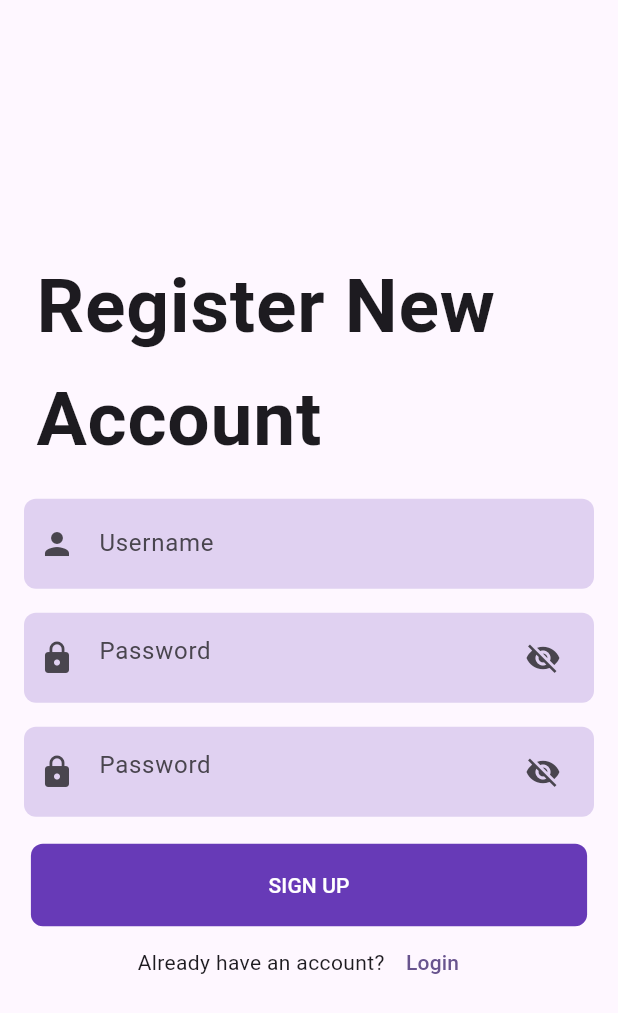
After one commit to lam4est/Music-App-Flutter, a Flutter app: the screen it shows after launch, after a tap on "LOGIN", after a tap on "SIGN UP", on a phone screen of 412 x 824 dp. The commit adds this screen. Shown: the top 1013 px of the screen. Run offline on Flutter 3.47's test engine with Material 3 defaults, Android fonts, the phone set to English and light mode, and no system bars.

Commit message:
add login & signup UI/UX (include validation)

```diff
--- /dev/null
+++ b/music_app_flutter/lib/authentication/login.dart
@@ -0,0 +1,179 @@
+import 'package:flutter/material.dart';
+import 'package:music_app_flutter/authentication/signup.dart';
+
+class LoginScreen extends StatefulWidget {
+  const LoginScreen({super.key});
+
+  @override
+  State<LoginScreen> createState() => _LoginScreenState();
+}
+
+class _LoginScreenState extends State<LoginScreen> {
+  //We need two text editing controller
+
+  //TextEditing controller to control the text when we enter into it
+  final username = TextEditingController();
+  final password = TextEditingController();
+
+  //A bool variable for show and hide password
+  bool isVisible = false;
+
+  //Here is our bool variable
+  bool isLoginTrue = false;
+
+  // final db = DatabaseHelper();
+
+  //Now we should call this function in login button
+  login() async {
+    // var response = await db
+    //     .login(Users(usrName: username.text, usrPassword: password.text));
+    // if (response == true) {
+    //   //If login is correct, then goto notes
+    //   if (!mounted) return;
+    //   Navigator.pushReplacement(
+    //       context, MaterialPageRoute(builder: (context) => const Notes()));
+    // } else {
+    //   //If not, true the bool value to show error message
+    //   setState(() {
+    //     isLoginTrue = true;
+    //   });
+    // }
+  }
+
+  //We have to create global key for our form
+  final formKey = GlobalKey<FormState>();
+  @override
+  Widget build(BuildContext context) {
+    return Scaffold(
+      body: Center(
+        child: SingleChildScrollView(
+          child: Padding(
+            padding: const EdgeInsets.all(10.0),
+            //We put all our textfield to a form to be controlled and not allow as empty
+            child: Form(
+              key: formKey,
+              child: Column(
+                children: [
+                  //Username field
+
+                  //Before we show the image, after we copied the image we need to define the location in pubspec.yaml
+                  Image.asset(
+                    "assets/logo1212.png",
+                    width: 210,
+                  ),
+                  const SizedBox(height: 15),
+                  Container(
+                    margin: const EdgeInsets.all(8),
+                    padding:
+                        const EdgeInsets.symmetric(horizontal: 10, vertical: 6),
+                    decoration: BoxDecoration(
+                        borderRadius: BorderRadius.circular(8),
+                        color: Colors.deepPurple.withOpacity(.2)),
+                    child: TextFormField(
+                      controller: username,
+                      validator: (value) {
+                        if (value!.isEmpty) {
+                          return "username is required";
+                        }
+                        return null;
+                      },
+                      decoration: const InputDecoration(
+                        icon: Icon(Icons.person),
+                        border: InputBorder.none,
+                        hintText: "Username",
+                      ),
+                    ),
+                  ),
+
+                  //Password field
+                  Container(
+                    margin: const EdgeInsets.all(8),
+                    padding:
+                        const EdgeInsets.symmetric(horizontal: 10, vertical: 6),
+                    decoration: BoxDecoration(
+                        borderRadius: BorderRadius.circular(8),
+                        color: Colors.deepPurple.withOpacity(.2)),
+                    child: TextFormField(
+                      controller: password,
+                      validator: (value) {
+                        if (value!.isEmpty) {
+                          return "password is required";
+                        }
+                        return null;
+                      },
+                      obscureText: !isVisible,
+                      decoration: InputDecoration(
+                          icon: const Icon(Icons.lock),
+                          border: InputBorder.none,
+                          hintText: "Password",
+                          suffixIcon: IconButton(
+                              onPressed: () {
+                                //In here we will create a click to show and hide the password a toggle button
+                                setState(() {
+                                  //toggle button
+                                  isVisible = !isVisible;
+                                });
+                              },
+                              icon: Icon(isVisible
+                                  ? Icons.visibility
+                                  : Icons.visibility_off))),
+                    ),
+                  ),
+
+                  const SizedBox(height: 10),
+                  //Login button
+                  Container(
+                    height: 55,
+                    width: MediaQuery.of(context).size.width * .9,
+                    decoration: BoxDecoration(
+                        borderRadius: BorderRadius.circular(8),
+                        color: Colors.deepPurple),
+                    child: TextButton(
+                        onPressed: () {
+                          if (formKey.currentState!.validate()) {
+                            //Login method will be here
+                            login();
+
+                            //Now we have a response from our sqlite method
+                            //We are going to create a user
+                          }
+                        },
+                        child: const Text(
+                          "LOGIN",
+                          style: TextStyle(color: Colors.white),
+                        )),
+                  ),
+
+                  //Sign up button
+                  Row(
+                    mainAxisAlignment: MainAxisAlignment.center,
+                    children: [
+                      const Text("Don't have an account?"),
+                      TextButton(
+                          onPressed: () {
+                            //Navigate to sign up
+                            Navigator.push(
+                                context,
+                                MaterialPageRoute(
+                                    builder: (context) => const SignUp()));
+                          },
+                          child: const Text("SIGN UP"))
+                    ],
+                  ),
+
+                  // We will disable this message in default, when user and pass is incorrect we will trigger this message to user
+                  isLoginTrue
+                      ? const Text(
+                          "Username or passowrd is incorrect",
+                          style: TextStyle(color: Colors.red),
+                        )
+                      : const SizedBox(),
+                ],
+              ),
+            ),
+          ),
+        ),
+      ),
+    );
+  }
+}
--- /dev/null
+++ b/music_app_flutter/lib/authentication/signup.dart
@@ -0,0 +1,199 @@
+import 'package:flutter/material.dart';
+import 'package:music_app_flutter/authentication/login.dart';
+
+class SignUp extends StatefulWidget {
+  const SignUp({super.key});
+
+  @override
+  State<SignUp> createState() => _SignUpState();
+}
+
+class _SignUpState extends State<SignUp> {
+  final username = TextEditingController();
+  final password = TextEditingController();
+  final confirmPassword = TextEditingController();
+
+  final formKey = GlobalKey<FormState>();
+
+  bool isVisible = false;
+
+  @override
+  Widget build(BuildContext context) {
+    return Scaffold(
+      //SingleChildScrollView to have an scrol in the screen
+      body: Center(
+        child: SingleChildScrollView(
+          child: Form(
+            key: formKey,
+            child: Padding(
+              padding: const EdgeInsets.all(8.0),
+              child: Column(
+                mainAxisAlignment: MainAxisAlignment.center,
+                children: [
+                  //We will copy the previous textfield we designed to avoid time consuming
+
+                  const ListTile(
+                    title: Text(
+                      "Register New Account",
+                      style:
+                          TextStyle(fontSize: 50, fontWeight: FontWeight.bold),
+                    ),
+                  ),
+
+                  //As we assigned our controller to the textformfields
+
+                  Container(
+                    margin: EdgeInsets.all(8),
+                    padding:
+                        const EdgeInsets.symmetric(horizontal: 10, vertical: 6),
+                    decoration: BoxDecoration(
+                        borderRadius: BorderRadius.circular(8),
+                        color: Colors.deepPurple.withOpacity(.2)),
+                    child: TextFormField(
+                      controller: username,
+                      validator: (value) {
+                        if (value!.isEmpty) {
+                          return "username is required";
+                        }
+                        return null;
+                      },
+                      decoration: const InputDecoration(
+                        icon: Icon(Icons.person),
+                        border: InputBorder.none,
+                        hintText: "Username",
+                      ),
+                    ),
+                  ),
+
+                  //Password field
+                  Container(
+                    margin: const EdgeInsets.all(8),
+                    padding:
+                        const EdgeInsets.symmetric(horizontal: 10, vertical: 6),
+                    decoration: BoxDecoration(
+                        borderRadius: BorderRadius.circular(8),
+                        color: Colors.deepPurple.withOpacity(.2)),
+                    child: TextFormField(
+                      controller: password,
+                      validator: (value) {
+                        if (value!.isEmpty) {
+                          return "password is required";
+                        }
+                        return null;
+                      },
+                      obscureText: !isVisible,
+                      decoration: InputDecoration(
+                          icon: const Icon(Icons.lock),
+                          border: InputBorder.none,
+                          hintText: "Password",
+                          suffixIcon: IconButton(
+                              onPressed: () {
+                                //In here we will create a click to show and hide the password a toggle button
+                                setState(() {
+                                  //toggle button
+                                  isVisible = !isVisible;
+                                });
+                              },
+                              icon: Icon(isVisible
+                                  ? Icons.visibility
+                                  : Icons.visibility_off))),
+                    ),
+                  ),
+
+                  //Confirm Password field
+                  // Now we check whether password matches or not
+                  Container(
+                    margin: const EdgeInsets.all(8),
+                    padding:
+                        const EdgeInsets.symmetric(horizontal: 10, vertical: 6),
+                    decoration: BoxDecoration(
+                        borderRadius: BorderRadius.circular(8),
+                        color: Colors.deepPurple.withOpacity(.2)),
+                    child: TextFormField(
+                      controller: confirmPassword,
+                      validator: (value) {
+                        if (value!.isEmpty) {
+                          return "password is required";
+                        } else if (password.text != confirmPassword.text) {
+                          return "Passwords don't match";
+                        }
+                        return null;
+                      },
+                      obscureText: !isVisible,
+                      decoration: InputDecoration(
+                          icon: const Icon(Icons.lock),
+                          border: InputBorder.none,
+                          hintText: "Password",
+                          suffixIcon: IconButton(
+                              onPressed: () {
+                                //In here we will create a click to show and hide the password a toggle button
+                                setState(() {
+                                  //toggle button
+                                  isVisible = !isVisible;
+                                });
+                              },
+                              icon: Icon(isVisible
+                                  ? Icons.visibility
+                                  : Icons.visibility_off))),
+                    ),
+                  ),
+
+                  const SizedBox(height: 10),
+                  //Login button
+                  Container(
+                    height: 55,
+                    width: MediaQuery.of(context).size.width * .9,
+                    decoration: BoxDecoration(
+                        borderRadius: BorderRadius.circular(8),
+                        color: Colors.deepPurple),
+                    child: TextButton(
+                        onPressed: () {
+                          // if (formKey.currentState!.validate()) {
+                          //   //Login method will be here
+
+                          //   final db = DatabaseHelper();
+                          //   db
+                          //       .signup(Users(
+                          //           usrName: username.text,
+                          //           usrPassword: password.text))
+                          //       .whenComplete(() {
+                          //     //After success user creation go to login screen
+                          //     Navigator.push(
+                          //         context,
+                          //         MaterialPageRoute(
+                          //             builder: (context) =>
+                          //                 const LoginScreen()));
+                          //   });
+                          // }
+                        },
+                        child: const Text(
+                          "SIGN UP",
+                          style: TextStyle(color: Colors.white),
+                        )),
+                  ),
+
+                  //Sign up button
+                  Row(
+                    mainAxisAlignment: MainAxisAlignment.center,
+                    children: [
+                      const Text("Already have an account?"),
+                      TextButton(
+                          onPressed: () {
+                            //Navigate to sign up
+                            Navigator.push(
+                                context,
+                                MaterialPageRoute(
+                                    builder: (context) => const LoginScreen()));
+                          },
+                          child: const Text("Login"))
+                    ],
+                  )
+                ],
+              ),
+            ),
+          ),
+        ),
+      ),
+    );
+  }
+}
--- a/music_app_flutter/lib/main.dart
+++ b/music_app_flutter/lib/main.dart
@@ -1,53 +1,88 @@
+// import 'package:flutter/material.dart';
+// import 'package:music_app_flutter/navigations/tabbar.dart';
+// import 'package:music_app_flutter/widgets/music_player.dart';
+
+// void main() {
+//   runApp(MyApp());
+// }
+
+// class MyApp extends StatefulWidget {
+//   @override
+//   _MyAppState createState() => _MyAppState();
+// }
+
+// class _MyAppState extends State<MyApp> {
+//   @override
+//   Widget build(BuildContext context) {
+//     return MaterialApp(
+//       debugShowCheckedModeBanner: false,
+//       themeMode: ThemeMode.dark,
+//       darkTheme: ThemeData(
+//         scaffoldBackgroundColor: Color.fromRGBO(35, 35, 35, 0),
+//         brightness: Brightness.dark,
+//         bottomNavigationBarTheme: BottomNavigationBarThemeData(
+//           backgroundColor: Color.fromRGBO(211, 203, 203, 0),
+//           type: BottomNavigationBarType.fixed,
+//           selectedLabelStyle: TextStyle(
+//             fontSize: 12,
+//           ),
+//           unselectedLabelStyle: TextStyle(
+//             fontSize: 12,
+//           ),
+//           selectedItemColor: Colors.white,
+//           unselectedItemColor: Colors.white38,
+//         ),
+//       ),
+//       home: Scaffold(
+//         body: Stack(
+//           children: [
+//             Positioned.fill(
+//               child: Tabbar(), // Nội dung chính của ứng dụng
+//             ),
+//             Positioned(
+//               bottom: 56.0, // Chiều cao của BottomNavigationBar
+//               left: 0,
+//               right: 0,
+//               child: MusicPlayerWidget(),
+//             ),
+//           ],
+//         ),
+//       ),
+//     );
+//   }
+// }
+
 import 'package:flutter/material.dart';
-import 'package:music_app_flutter/navigations/tabbar.dart';
-import 'package:music_app_flutter/widgets/music_player.dart';
+import 'package:flutter/services.dart';
+import 'package:music_app_flutter/authentication/login.dart';
+
 
 void main() {
-  runApp(MyApp());
+  SystemChrome.setSystemUIOverlayStyle(const SystemUiOverlayStyle(
+    statusBarColor: Colors.transparent,
+    statusBarBrightness: Brightness.dark,
+    systemNavigationBarColor: Colors.transparent,
+    systemNavigationBarDividerColor: Colors.transparent,
+    systemNavigationBarIconBrightness: Brightness.dark,
+    statusBarIconBrightness: Brightness.dark,
+  ));
+  runApp(const MyApp());
 }
 
-class MyApp extends StatefulWidget {
-  @override
-  _MyAppState createState() => _MyAppState();
-}
+class MyApp extends StatelessWidget {
+  const MyApp({super.key});
 
-class _MyAppState extends State<MyApp> {
+  // This widget is the root of your application.
   @override
   Widget build(BuildContext context) {
     return MaterialApp(
       debugShowCheckedModeBanner: false,
-      themeMode: ThemeMode.dark,
-      darkTheme: ThemeData(
-        scaffoldBackgroundColor: Color.fromRGBO(35, 35, 35, 0),
-        brightness: Brightness.dark,
-        bottomNavigationBarTheme: BottomNavigationBarThemeData(
-          backgroundColor: Color.fromRGBO(211, 203, 203, 0),
-          type: BottomNavigationBarType.fixed,
-          selectedLabelStyle: TextStyle(
-            fontSize: 12,
-          ),
-          unselectedLabelStyle: TextStyle(
-            fontSize: 12,
-          ),
-          selectedItemColor: Colors.white,
-          unselectedItemColor: Colors.white38,
-        ),
+      title: 'Flutter Demo',
+      theme: ThemeData(
+        colorScheme: ColorScheme.fromSeed(seedColor: Colors.deepPurple),
+        useMaterial3: true,
       ),
-      home: Scaffold(
-        body: Stack(
-          children: [
-            Positioned.fill(
-              child: Tabbar(), // Nội dung chính của ứng dụng
-            ),
-            Positioned(
-              bottom: 56.0, // Chiều cao của BottomNavigationBar
-              left: 0,
-              right: 0,
-              child: MusicPlayerWidget(),
-            ),
-          ],
-        ),
-      ),
+      home: const LoginScreen(),
     );
   }
 }
```
Also changed, not shown: music_app_flutter/assets/login.png (added), 2 other files.
